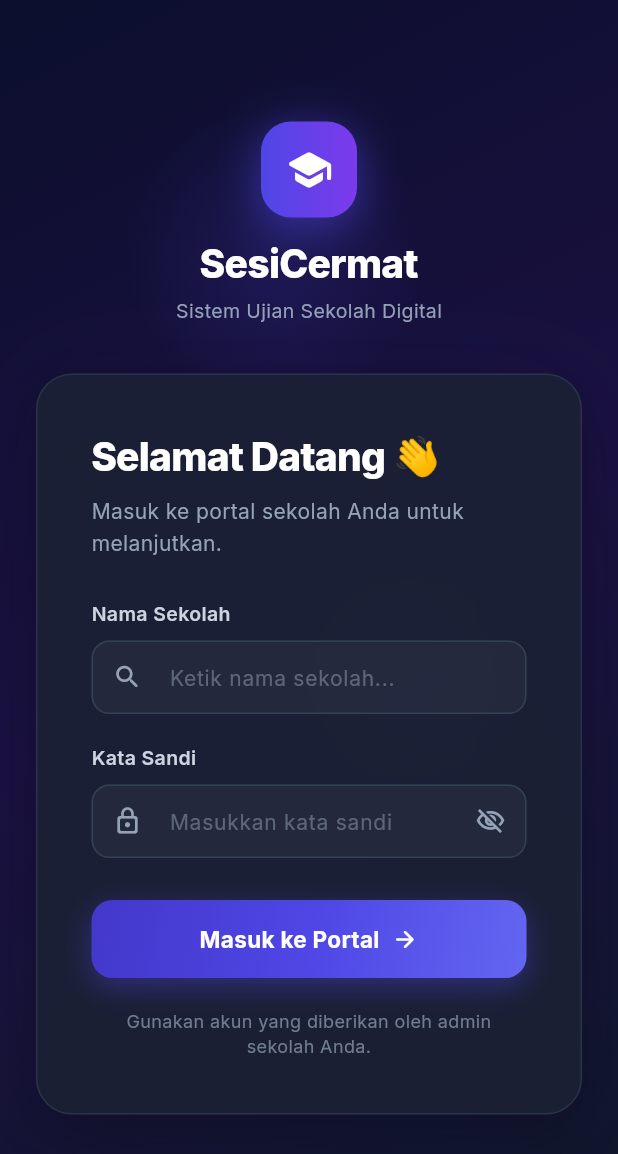
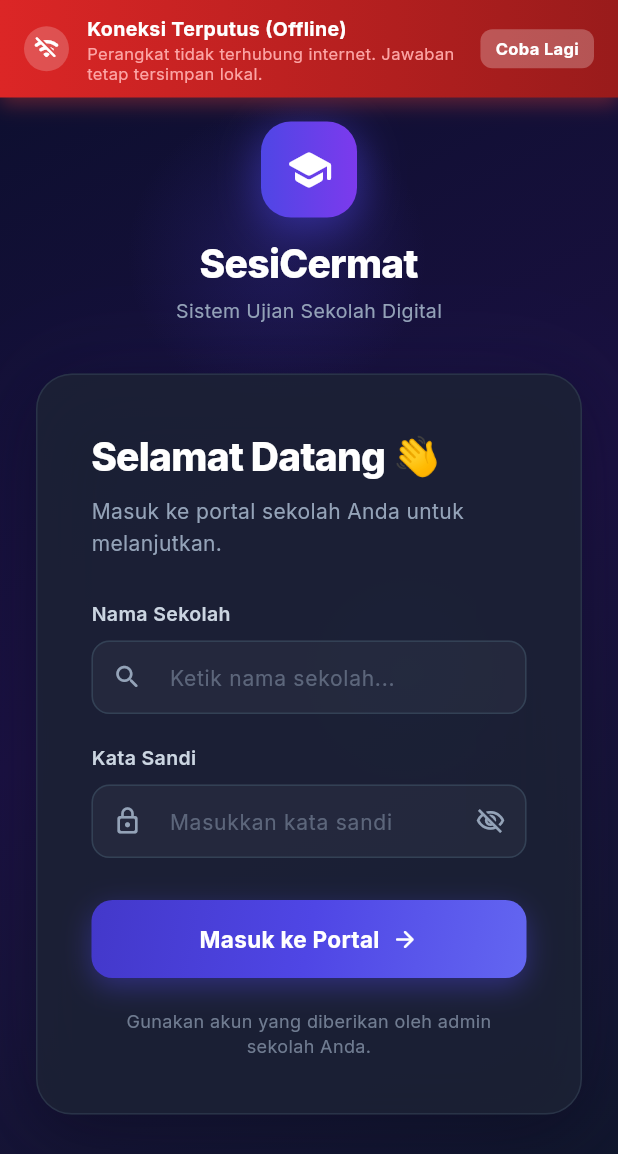
Before and after one commit to fadhlysyahputra02/ujian_sekolah, a Flutter app: the screen it shows after launch, on a phone screen of 412 x 824 dp. Shown: the top 1154 px of the screen. Run offline on Flutter 3.47's test engine with Material 3 defaults, Android fonts, the phone set to English and light mode, and no system bars; our stand-ins replace cloud_firestore, cloud_functions, csv, file_picker, firebase_auth, firebase_core and 5 more; missing offline and left inert: dart:html, dart:js_interop, excel, mobile_scanner; accounts and stored records are empty.

Commit message:
implement real-time network status monitoring with global overlays and connectivity awareness indicators

```diff
--- /dev/null
+++ b/lib/core/services/network_service.dart
@@ -0,0 +1,75 @@
+import 'dart:async';
+import 'dart:io';
+import 'package:flutter/foundation.dart';
+
+/// Realtime Network Connectivity & Internet Health Monitoring Service.
+class NetworkService extends ChangeNotifier {
+  static final NetworkService _instance = NetworkService._internal();
+  factory NetworkService() => _instance;
+  NetworkService._internal() {
+    _initNetworkMonitoring();
+  }
+
+  bool _isOnline = true;
+  bool _wasOffline = false;
+  bool _showReconnectedBanner = false;
+  Timer? _checkTimer;
+  Timer? _reconnectedTimer;
+
+  bool get isOnline => _isOnline;
+  bool get showReconnectedBanner => _showReconnectedBanner;
+
+  void _initNetworkMonitoring() {
+    _checkConnection();
+    _checkTimer = Timer.periodic(const Duration(seconds: 4), (_) {
+      _checkConnection();
+    });
+  }
+
+  Future<void> _checkConnection() async {
+    bool previousOnline = _isOnline;
+    bool currentOnline = true;
+
+    try {
+      if (kIsWeb) {
+        currentOnline = true;
+      } else {
+        final result = await InternetAddress.lookup('dns.google').timeout(
+          const Duration(seconds: 3),
+        );
+        currentOnline = result.isNotEmpty && result[0].rawAddress.isNotEmpty;
+      }
+    } catch (_) {
+      currentOnline = false;
+    }
+
+    if (previousOnline != currentOnline) {
+      _isOnline = currentOnline;
+      if (!_isOnline) {
+        _wasOffline = true;
+        _showReconnectedBanner = false;
+      } else if (_wasOffline) {
+        _showReconnectedBanner = true;
+        _wasOffline = false;
+        _reconnectedTimer?.cancel();
+        _reconnectedTimer = Timer(const Duration(seconds: 4), () {
+          _showReconnectedBanner = false;
+          notifyListeners();
+        });
+      }
+      notifyListeners();
+    }
+  }
+
+  /// Manually trigger an immediate connection test
+  Future<void> forceCheck() async {
+    await _checkConnection();
+  }
+
+  @override
+  void dispose() {
+    _checkTimer?.cancel();
+    _reconnectedTimer?.cancel();
+    super.dispose();
+  }
+}
--- /dev/null
+++ b/lib/core/widgets/global_network_status_overlay.dart
@@ -0,0 +1,183 @@
+import 'package:flutter/material.dart';
+import 'package:google_fonts/google_fonts.dart';
+import 'package:provider/provider.dart';
+import '../services/network_service.dart';
+
+/// Global overlay banner displaying offline / online network status across the app.
+class GlobalNetworkStatusOverlay extends StatelessWidget {
+  final Widget child;
+
+  const GlobalNetworkStatusOverlay({
+    super.key,
+    required this.child,
+  });
+
+  @override
+  Widget build(BuildContext context) {
+    return Consumer<NetworkService>(
+      builder: (context, networkService, _) {
+        final bool isOffline = !networkService.isOnline;
+        final bool showReconnected = networkService.showReconnectedBanner;
+
+        return Directionality(
+          textDirection: TextDirection.ltr,
+          child: Stack(
+            children: [
+              child,
+
+              // Offline Network Banner (Red)
+              if (isOffline)
+                Positioned(
+                  top: 0,
+                  left: 0,
+                  right: 0,
+                  child: SafeArea(
+                    bottom: false,
+                    child: Material(
+                      color: Colors.transparent,
+                      child: Container(
+                        padding: const EdgeInsets.symmetric(horizontal: 16, vertical: 10),
+                        decoration: BoxDecoration(
+                          gradient: const LinearGradient(
+                            colors: [Color(0xFFDC2626), Color(0xFF991B1B)],
+                            begin: Alignment.centerLeft,
+                            end: Alignment.centerRight,
+                          ),
+                          boxShadow: [
+                            BoxShadow(
+                              color: Colors.red.withValues(alpha: 0.35),
+                              blurRadius: 10,
+                              offset: const Offset(0, 4),
+                            ),
+                          ],
+                        ),
+                        child: Row(
+                          children: [
+                            Container(
+                              padding: const EdgeInsets.all(6),
+                              decoration: BoxDecoration(
+                                color: Colors.white.withValues(alpha: 0.2),
+                                shape: BoxShape.circle,
+                              ),
+                              child: const Icon(
+                                Icons.wifi_off_rounded,
+                                size: 18,
+                                color: Colors.white,
+                              ),
+                            ),
+                            const SizedBox(width: 12),
+                            Expanded(
+                              child: Column(
+                                crossAxisAlignment: CrossAxisAlignment.start,
+                                mainAxisSize: MainAxisSize.min,
+                                children: [
+                                  Text(
+                                    'Koneksi Terputus (Offline)',
+                                    style: GoogleFonts.inter(
+                                      fontSize: 13,
+                                      fontWeight: FontWeight.bold,
+                                      color: Colors.white,
+                                    ),
+                                  ),
+                                  Text(
+                                    'Perangkat tidak terhubung internet. Jawaban tetap tersimpan lokal.',
+                                    style: GoogleFonts.inter(
+                                      fontSize: 11,
+                                      color: const Color(0xFFFCA5A5),
+                                      height: 1.2,
+                                    ),
+                                  ),
+                                ],
+                              ),
+                            ),
+                            const SizedBox(width: 8),
+                            InkWell(
+                              onTap: () => networkService.forceCheck(),
+                              borderRadius: BorderRadius.circular(8),
+                              child: Container(
+                                padding: const EdgeInsets.symmetric(horizontal: 10, vertical: 5),
+                                decoration: BoxDecoration(
+                                  color: Colors.white.withValues(alpha: 0.25),
+                                  borderRadius: BorderRadius.circular(8),
+                                ),
+                                child: Text(
+                                  'Coba Lagi',
+                                  style: GoogleFonts.inter(
+                                    fontSize: 11,
+                                    fontWeight: FontWeight.bold,
+                                    color: Colors.white,
+                                  ),
+                                ),
+                              ),
+                            ),
+                          ],
+                        ),
+                      ),
+                    ),
+                  ),
+                ),
+
+              // Reconnected Network Banner (Green)
+              if (showReconnected && !isOffline)
+                Positioned(
+                  top: 0,
+                  left: 0,
+                  right: 0,
+                  child: SafeArea(
+                    bottom: false,
+                    child: Material(
+                      color: Colors.transparent,
+                      child: Container(
+                        padding: const EdgeInsets.symmetric(horizontal: 16, vertical: 10),
+                        decoration: BoxDecoration(
+                          gradient: const LinearGradient(
+                            colors: [Color(0xFF059669), Color(0xFF047857)],
+                            begin: Alignment.centerLeft,
+                            end: Alignment.centerRight,
+                          ),
+                          boxShadow: [
+                            BoxShadow(
+                              color: Colors.green.withValues(alpha: 0.35),
+                              blurRadius: 10,
+                              offset: const Offset(0, 4),
+                            ),
+                          ],
+                        ),
+                        child: Row(
+                          children: [
+                            Container(
+                              padding: const EdgeInsets.all(6),
+                              decoration: BoxDecoration(
+                                color: Colors.white.withValues(alpha: 0.2),
+                                shape: BoxShape.circle,
+                              ),
+                              child: const Icon(
+                                Icons.wifi_rounded,
+                                size: 18,
+                                color: Colors.white,
+                              ),
+                            ),
+                            const SizedBox(width: 12),
+                            Expanded(
+                              child: Text(
+                                'Terhubung Kembali: Perangkat Anda sudah terhubung ke internet.',
+                                style: GoogleFonts.inter(
+                                  fontSize: 12.5,
+                                  fontWeight: FontWeight.bold,
+                                  color: Colors.white,
+                                ),
+                              ),
+                            ),
+                          ],
+                        ),
+                      ),
+                    ),
+                  ),
+                ),
+            ],
+          ),
+        );
+      },
+    );
+  }
+}
--- a/lib/main.dart
+++ b/lib/main.dart
@@ -5,6 +5,8 @@ import 'package:provider/provider.dart';
 import 'package:go_router/go_router.dart';
 import 'package:intl/date_symbol_data_local.dart';
 import 'core/services/auth_service.dart';
+import 'core/services/network_service.dart';
+import 'core/widgets/global_network_status_overlay.dart';
 import 'core/routes/app_router.dart';
 import 'firebase_options.dart';
 
@@ -54,8 +56,11 @@ class _MyAppState extends State<MyApp> {
 
   @override
   Widget build(BuildContext context) {
-    return ChangeNotifierProvider<AuthService>.value(
-      value: _authService,
+    return MultiProvider(
+      providers: [
+        ChangeNotifierProvider<AuthService>.value(value: _authService),
+        ChangeNotifierProvider<NetworkService>(create: (_) => NetworkService()),
+      ],
       child: MaterialApp.router(
         title: 'SesiCermat',
         debugShowCheckedModeBanner: false,
@@ -83,6 +88,9 @@ class _MyAppState extends State<MyApp> {
             ),
           ),
         ),
+        builder: (context, child) {
+          return GlobalNetworkStatusOverlay(child: child ?? const SizedBox());
+        },
         routerConfig: _router,
       ),
     );
```
Also changed, not shown: lib/core/widgets/app_refresh_indicator.dart (added, +223 -0 lines), lib/modules/student/views/student_dashboard_page.dart (+42 -2 lines), lib/modules/student/views/student_event_detail_page.dart (+11 -1 lines), lib/modules/student/views/student_exam_page.dart (+11 -30 lines).
